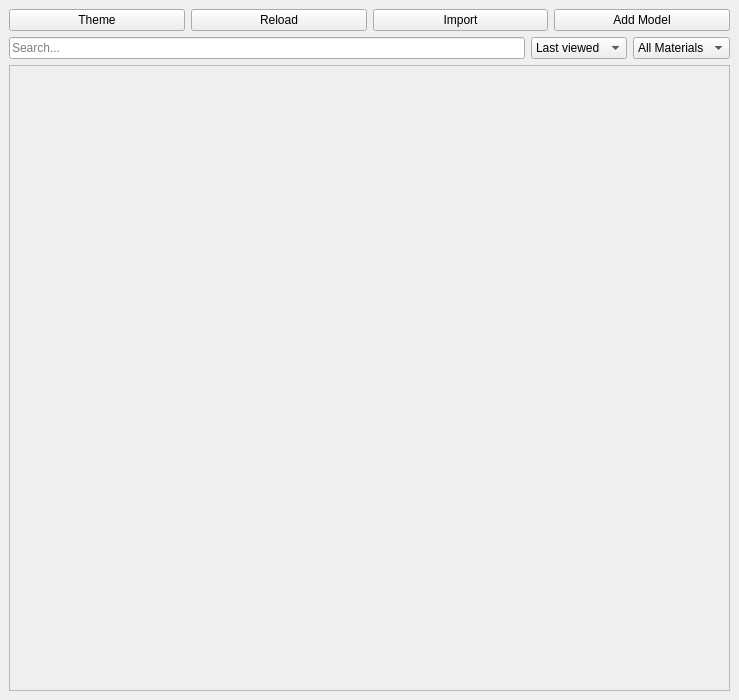
The window that ui/main_window.ui (Zinheere/zPrint) describes before a commit, drawn with Qt 5.
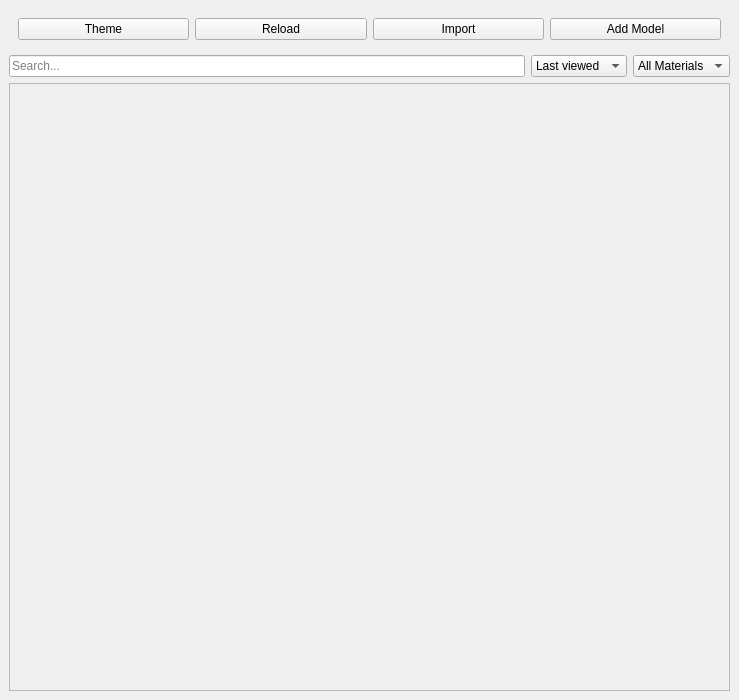
The same window after the commit.

Commit message: Add dark and light theme enhancements; update top bar and button styles, implement SVG icon caching

What changed in the file:
```diff
--- a/ui/main_window.ui
+++ b/ui/main_window.ui
@@ -13,6 +13,10 @@
   <widget class="QWidget" name="centralwidget">
    <layout class="QVBoxLayout" name="verticalLayout">
     <item>
+         <widget class="QWidget" name="topBar1">
+            <property name="autoFillBackground">
+             <bool>false</bool>
+            </property>
      <layout class="QHBoxLayout" name="topBar1Layout">
       <item>
        <widget class="QPushButton" name="btnThemeToggle">
@@ -43,6 +47,7 @@
        </widget>
       </item>
      </layout>
+         </widget>
     </item>
     <item>
      <layout class="QHBoxLayout" name="topBar2Layout">
```
Left out of the diff: 3 changed lines with no effect on the pictures. Lines whose indentation alone changed are shown as unchanged. The commit also changes 6 other files.
